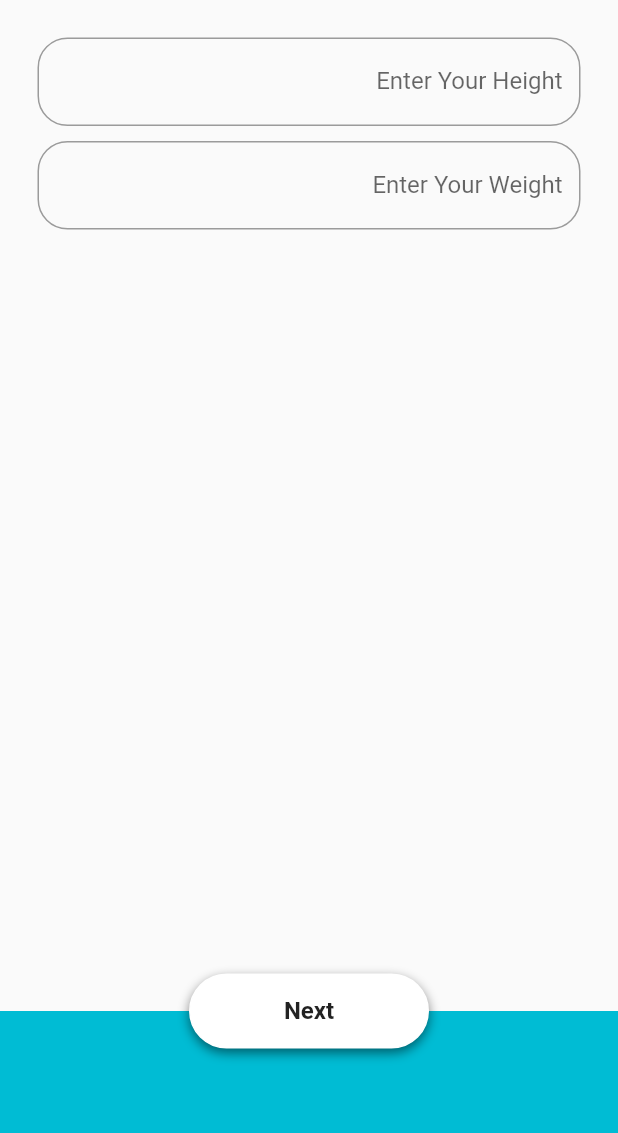
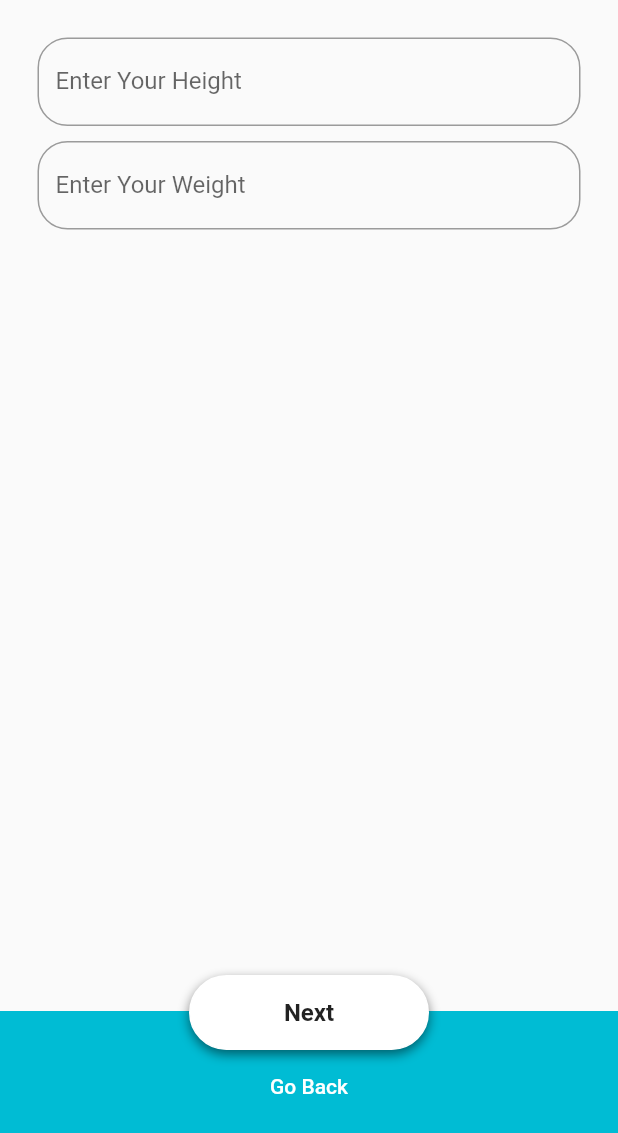
Before and after one commit to Bakkori/healthy-weight, a Flutter app: the ResultScreen screen opened directly with empty values, after a tap on "Go Back", on a phone screen of 412 x 824 dp. Shown: the top 1133 px of the screen. Run offline on Flutter 3.47's test engine with Material 2 defaults, Android fonts, the phone set to English and light mode, and no system bars; generated files the repository leaves out were written again.

Commit message:
Code refactoring

```diff
--- a/lib/models/bmi_calculations.dart
+++ b/lib/models/bmi_calculations.dart
@@ -14,9 +14,6 @@ class BMICalculations {
   }
 
   getBMI() {
-    print(weight);
-    print(height);
-    print('${weight / (getHeight() * getHeight())} calc');
     return weight / (getHeight() * getHeight());
   }
 
--- a/lib/screens/bmi_status.dart
+++ b/lib/screens/bmi_status.dart
@@ -55,11 +55,11 @@ class BMIDescription {
 
     if (bmi < 18.5) {
       return Text(
-        '${AppLocalizations.of(context)!.youNeedGain} ${(bestMinWeight - weight).toStringAsFixed(0)} kg ${AppLocalizations.of(context)!.atLeast}',
+        '${AppLocalizations.of(context)!.youNeedGain} ${(bestMinWeight - weight).toStringAsFixed(2)} kg ${AppLocalizations.of(context)!.atLeast}',
       );
     } else if (bmi > 24.9) {
       return Text(
-        '${AppLocalizations.of(context)!.youNeedLoss} ${(weight - bestMaxWeight).toStringAsFixed(0)} kg ${AppLocalizations.of(context)!.atLeast}',
+        '${AppLocalizations.of(context)!.youNeedLoss} ${(weight - bestMaxWeight).toStringAsFixed(2)} kg ${AppLocalizations.of(context)!.atLeast}',
       );
     } else {
       return const Text(' ');
--- a/lib/screens/input_screen.dart
+++ b/lib/screens/input_screen.dart
@@ -1,4 +1,5 @@
 import 'package:bmi_calc_2/models/bmi_calculations.dart';
+import 'package:bmi_calc_2/screens/welcome_screen.dart';
 import 'package:flutter/material.dart';
 import 'result_screen.dart';
 import 'package:flutter_gen/gen_l10n/app_localization.dart';
@@ -26,7 +27,7 @@ class _InputScreenState extends State<InputScreen> {
             children: [
               Container(
                 // width: 300,
-                height: 150,
+                height: 100,
                 color: Colors.grey[50],
               ),
               Container(
@@ -39,8 +40,9 @@ class _InputScreenState extends State<InputScreen> {
           Column(
             children: [
               Align(
-                //alignment: Alignment.centerLeft,
-                child: InkWell(
+                child: Column(
+                  children: [
+                    InkWell(
                       onTap: () {
                         if (heightController.text.isNotEmpty &&
                             weightContoller.text.isNotEmpty) {
@@ -50,10 +52,10 @@ class _InputScreenState extends State<InputScreen> {
                                   // ignore: prefer_const_constructors
                                   builder: (context) => ResultScreen(
                                         bmiCalculations: BMICalculations(
-                                        height:
-                                            double.parse(heightController.text),
-                                        weight:
-                                            double.parse(weightContoller.text)),
+                                            height: double.parse(
+                                                heightController.text),
+                                            weight: double.parse(
+                                                weightContoller.text)),
                                       )));
                         } else {
                           return;
@@ -73,16 +75,29 @@ class _InputScreenState extends State<InputScreen> {
                             border: Border.all(
                               width: 1.0,
                               color: Colors.white,
-                          // color: const Color(0xFF707070),
                             ),
                             boxShadow: [
                               BoxShadow(
                                 color: Colors.black.withOpacity(0.50),
-                            offset: Offset(0, 3.0),
+                                offset: const Offset(0, 3.0),
                                 blurRadius: 6.0,
                               )
                             ]),
                       ),
+                    ),
+                    TextButton(
+                        onPressed: () {
+                          Navigator.push(
+                              context,
+                              MaterialPageRoute(
+                                  // ignore: prefer_const_constructors
+                                  builder: (context) => WelcomeScreen()));
+                        },
+                        child: Text(
+                          AppLocalizations.of(context)!.back,
+                          style: const TextStyle(color: Colors.white),
+                        )),
+                  ],
                 ),
               ),
             ],
@@ -93,44 +108,27 @@ class _InputScreenState extends State<InputScreen> {
 
     return SafeArea(
       child: Scaffold(
+          // appBar: AppBar(
+          //   backgroundColor: Colors.grey[50],
+          //   foregroundColor: Colors.cyan,
+          //   elevation: 0,
+          // ),
           body: Column(
         mainAxisAlignment: MainAxisAlignment.spaceBetween,
         children: [
           Padding(
             padding: const EdgeInsets.all(25),
             child: Column(
-              // crossAxisAlignment: CrossAxisAlignment.end,
               children: [
-                // ignore: prefer_const_constructors
-                Directionality(
-                  textDirection: TextDirection.rtl,
-                  child: TextField(
-                    textAlign: TextAlign.right,
-                    keyboardType: TextInputType.number,
-                    decoration: InputDecoration(
-                        labelText: AppLocalizations.of(context)!.enterHeight,
-                        border: const OutlineInputBorder(
-                            borderRadius:
-                                BorderRadius.all(Radius.circular(20.0)))),
-                    controller: heightController,
-                  ),
-                ),
+                userInputField(
+                    context,
+                    AppLocalizations.of(context)!.enterHeight,
+                    heightController),
                 const SizedBox(
                   height: 10,
                 ),
-                Directionality(
-                  textDirection: TextDirection.rtl,
-                  child: TextField(
-                    textAlign: TextAlign.right,
-                    keyboardType: TextInputType.number,
-                    decoration: InputDecoration(
-                        labelText: AppLocalizations.of(context)!.enterWeight,
-                        border: const OutlineInputBorder(
-                            borderRadius:
-                                BorderRadius.all(Radius.circular(20.0)))),
-                    controller: weightContoller,
-                  ),
-                ),
+                userInputField(context,
+                    AppLocalizations.of(context)!.enterWeight, weightContoller),
               ],
             ),
           ),
@@ -139,4 +137,17 @@ class _InputScreenState extends State<InputScreen> {
       )),
     );
   }
+
+  TextField userInputField(BuildContext context, String labelText,
+      TextEditingController editingController) {
+    return TextField(
+      textAlign: TextAlign.right,
+      keyboardType: TextInputType.number,
+      decoration: InputDecoration(
+          labelText: labelText,
+          border: const OutlineInputBorder(
+              borderRadius: BorderRadius.all(Radius.circular(20.0)))),
+      controller: editingController,
+    );
   }
+}
--- a/lib/screens/result_screen.dart
+++ b/lib/screens/result_screen.dart
@@ -9,21 +9,15 @@ class ResultScreen extends StatefulWidget {
       : super(key: key);
 
   final BMICalculations bmiCalculations;
-  // final double bmi;
-  // final double bestWeight;
-  // final double bestMinWeight;
-  // final double bestMaxWeight;
-  // final double weight;
 
   @override
   _ResultScreenState createState() => _ResultScreenState();
 }
 
 class _ResultScreenState extends State<ResultScreen> {
-  // ignore: prefer_const_constructors
-  TextStyle Style1 = TextStyle(
+  TextStyle style1 = TextStyle(
       fontSize: 20, fontWeight: FontWeight.w500, color: Colors.grey[800]);
-  TextStyle Style2 = TextStyle(
+  TextStyle style2 = TextStyle(
       fontSize: 16, fontWeight: FontWeight.w600, color: Colors.grey[800]);
 
   @override
@@ -50,7 +44,7 @@ class _ResultScreenState extends State<ResultScreen> {
               children: [
                 Text(
                   AppLocalizations.of(context)!.yourBMIis,
-                  style: Style1,
+                  style: style1,
                 ),
                 Padding(
                   padding: const EdgeInsets.all(8.0),
@@ -69,15 +63,10 @@ class _ResultScreenState extends State<ResultScreen> {
                     '${AppLocalizations.of(context)!.yourIdealWeightIs}'
                     ' ${widget.bmiCalculations.getBestMinWeight().toStringAsFixed(1)}'
                     ' ${AppLocalizations.of(context)!.and} ${widget.bmiCalculations.getBestMaxWeight().toStringAsFixed(1)} ${AppLocalizations.of(context)!.kg}',
-                    style: Style2,
+                    style: style2,
                     textAlign: TextAlign.center,
                   ),
                 ),
-                // Text(
-                //   ' ${widget.bestMinWeight.toStringAsFixed(2)}'
-                //   ' and ${widget.bestMaxWeight.toStringAsFixed(2)}',
-                //   style: Style2,
-                // ),
                 Container(
                   padding: const EdgeInsets.all(15),
                   child: bmiDescription.gainOrlose(context),
@@ -113,26 +102,27 @@ bottomBox(BuildContext context) {
       Column(
         children: [
           Align(
-            //alignment: Alignment.centerLeft,
             child: InkWell(
               onTap: () {
                 Navigator.push(
                     context,
                     MaterialPageRoute(
-                        // ignore: prefer_const_constructors
-                        builder: (context) => InputScreen()));
+                        builder: (context) => const InputScreen()));
               },
               child: Container(
                 width: 160,
                 height: 50,
-                child: Center(child: Text(AppLocalizations.of(context)!.back)),
+                child: Center(
+                    child: Text(
+                  AppLocalizations.of(context)!.back,
+                  style: const TextStyle(fontWeight: FontWeight.bold),
+                )),
                 decoration: BoxDecoration(
                     borderRadius: BorderRadius.circular(25),
                     color: Colors.white,
                     border: Border.all(
+                      color: Colors.white,
                       width: 1.0,
-                      color: Colors.white,
-                      // color: const Color(0xFF707070),
                     ),
                     boxShadow: [
                       BoxShadow(
--- a/pubspec.yaml
+++ b/pubspec.yaml
@@ -15,7 +15,7 @@ publish_to: 'none' # Remove this line if you wish to publish to pub.dev
 # In iOS, build-name is used as CFBundleShortVersionString while build-number used as CFBundleVersion.
 # Read more about iOS versioning at
 # https://developer.apple.com/library/archive/documentation/General/Reference/InfoPlistKeyReference/Articles/CoreFoundationKeys.html
-version: 1.0.0+1
+version: 1.2.0+1
 
 environment:
   sdk: ">=2.15.1 <3.0.0"
```
Lines whose indentation alone changed are shown as unchanged.
